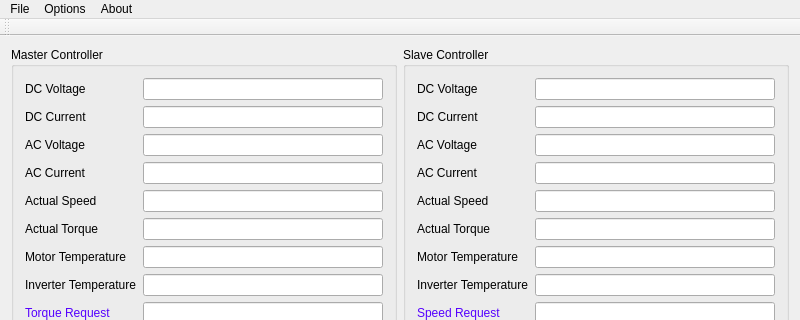
Above: canTestTool/main/ui/mainwindow.ui from f0ghua/tmpProject before the change; both pictures show x 0 to 800 and y 0 to 320 of the 800 by 671 pixel window. Below: the same form after it.
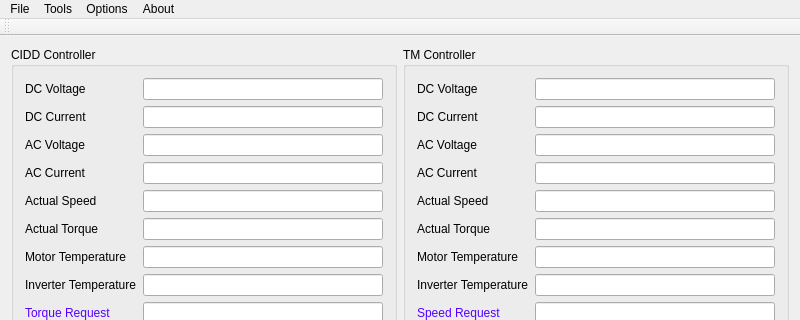
That is the form after the change. Icons and pictures are not drawn.

```diff
--- a/canTestTool/main/ui/mainwindow.ui
+++ b/canTestTool/main/ui/mainwindow.ui
@@ -18,7 +18,7 @@
     <item row="0" column="0">
      <widget class="QGroupBox" name="groupBox">
       <property name="title">
-       <string>Master Controller</string>
+       <string>CIDD Controller</string>
       </property>
       <layout class="QFormLayout" name="formLayout">
        <item row="0" column="0">
@@ -156,7 +156,7 @@
     <item row="0" column="1">
      <widget class="QGroupBox" name="groupBox_2">
       <property name="title">
-       <string>Slave Controller</string>
+       <string>TM Controller</string>
       </property>
       <layout class="QFormLayout" name="formLayout_2">
        <item row="0" column="0">
@@ -491,7 +491,14 @@
      <string>About</string>
     </property>
    </widget>
+   <widget class="QMenu" name="menuTools">
+    <property name="title">
+     <string>Tools</string>
+    </property>
+    <addaction name="actionDevice_Config"/>
+   </widget>
    <addaction name="menuFile"/>
+   <addaction name="menuTools"/>
    <addaction name="menuOptions"/>
    <addaction name="menuAbout"/>
   </widget>
```
Left out of the diff: 5 changed lines with no effect on the pictures.
